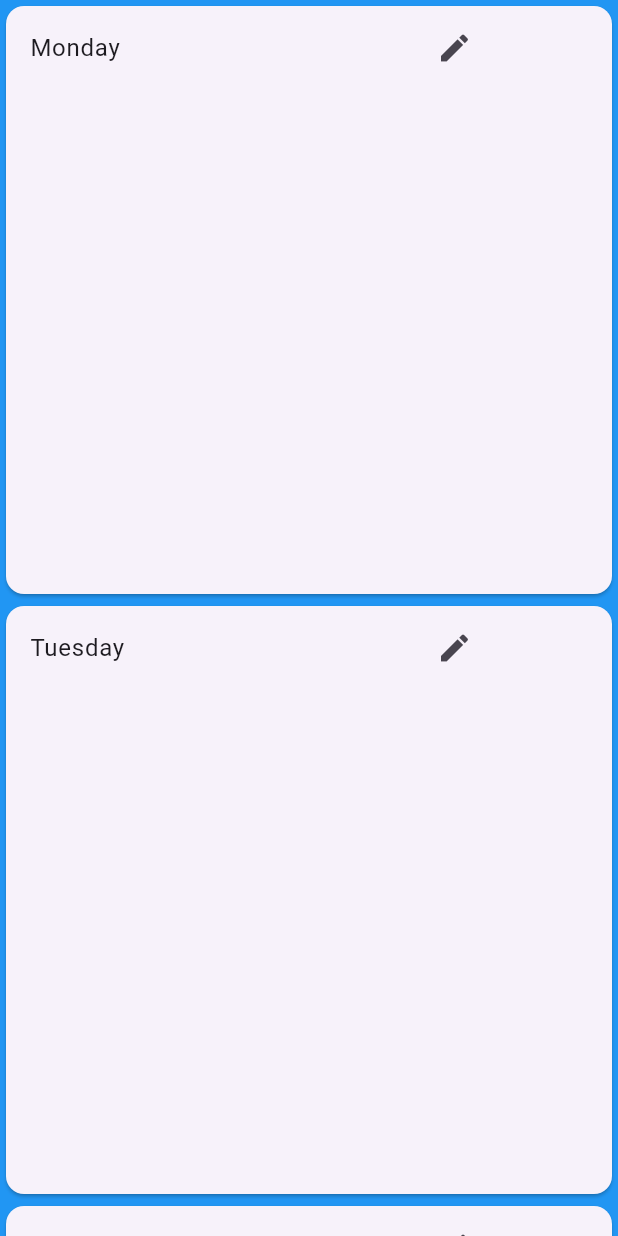
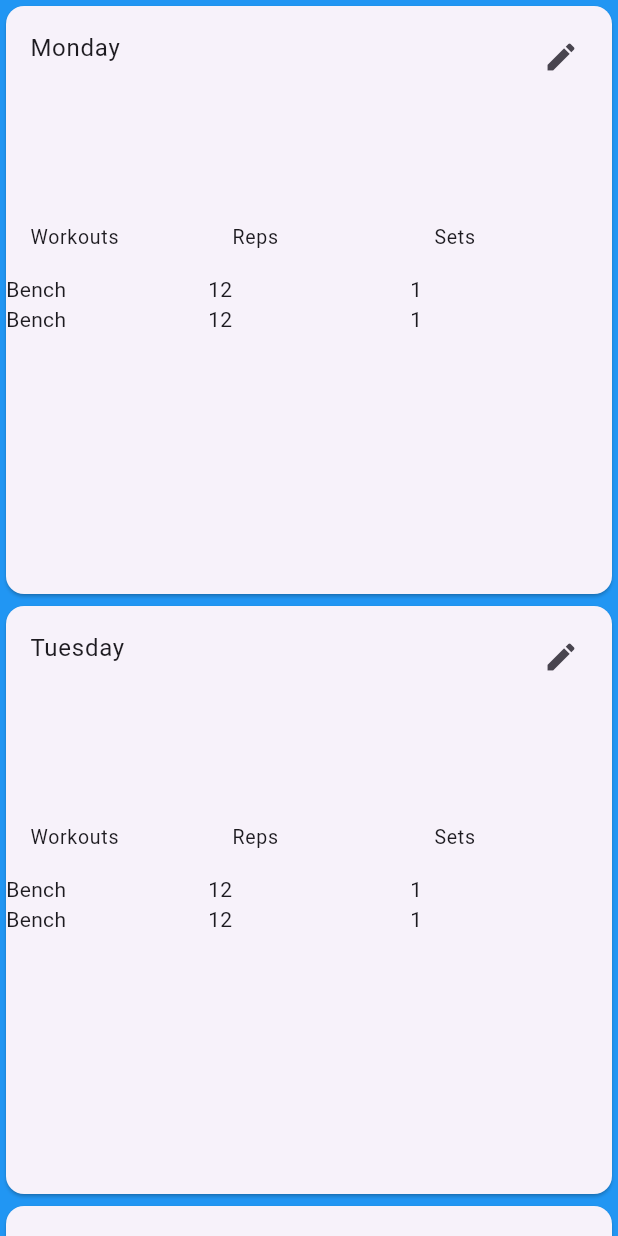
Before and after one commit to ZanderPittari/project_lifter, a Flutter app: what homePage() shows on an empty page, opened directly, on a phone screen of 412 x 824 dp. Run offline on Flutter 3.47's test engine with Material 2 defaults, Android fonts, the phone set to English and light mode, and no system bars.

Commit message:
- Added Edit button (non-functional currently) - Added data to the day cards

```diff
--- a/lib/day_card.dart
+++ b/lib/day_card.dart
@@ -1,5 +1,15 @@
 import 'package:flutter/material.dart';
-import 'main.dart';
+//import 'main.dart';
+
+class CardData {
+  String workoutName;
+  int sets;
+  int reps;
+
+  CardData(this.workoutName, this.sets, this.reps);
+}
+
+CardData monday = CardData("Bench", 1, 12);
 
 Widget dayCard(BuildContext context, List daysOfWeek, int index) {
   return Container(
@@ -10,22 +20,91 @@ Widget dayCard(BuildContext context, List daysOfWeek, int index) {
           mainAxisSize: MainAxisSize.min,
           children: [
             Expanded(
+                child: Column(
+                  children: [
+                    Expanded(
                       child: Row(
                         children: [
                           Expanded(
                             child: Container(
+                              //color: Colors.green,
                               alignment: Alignment.topLeft,
                               child: ListTile(
                                 title: Text(daysOfWeek[index]),
                               ),
+                            ),
+                          ),
+                          Expanded(
+                            child: Container(
+                              //color: Colors.blue,
+                              alignment: Alignment.topRight,
+                              padding: const EdgeInsets.all(10),
+                              child:
+                                IconButton(
+                                  onPressed: () {},
+                                  icon: const Icon(Icons.edit)
+                              ),
+                            )
+                          )
+                        ],
                       )
                     ),
                     Expanded(
-                        child: Container(
-                          alignment: Alignment.topRight,
-                          child: const ListTile(
-                            title: Icon(Icons.edit),
+                      flex: 2,
+                      child: Row (
+                        children: [
+                          Expanded(
+                              child: Column (
+                                children: [
+                                  const ListTile(
+                                    title: Text("Workouts"),
+                                    dense: true,
                                   ),
+                                  ListView.builder(
+                                      shrinkWrap: true,
+                                      itemCount: 2,
+                                      itemBuilder: (context, index) {
+                                        return Text(monday.workoutName);
+                                      }
+                                  )
+                                ],
+                              )
+                          ),
+                          Expanded(
+                            child: Column (
+                              children: [
+                                const ListTile(
+                                  title: Text("Reps"),
+                                  dense: true,
+                                ),
+                                ListView.builder(
+                                    shrinkWrap: true,
+                                    itemCount: 2,
+                                    itemBuilder: (context, index) {
+                                      return Text(monday.reps.toString());
+                                    }
+                                )
+                              ],
+                            )
+                          ),
+                          Expanded(
+                              child: Column (
+                                children: [
+                                  const ListTile(
+                                    title: Text("Sets"),
+                                    dense: true,
+                                  ),
+                                  ListView.builder(
+                                      shrinkWrap: true,
+                                      itemCount: 2,
+                                      itemBuilder: (context, index) {
+                                        return Text(monday.sets.toString());
+                                      }
+                                  )
+                                ],
+                              )
+                          ),
+                        ],
                       )
                     )
                   ],
--- a/lib/home_page.dart
+++ b/lib/home_page.dart
@@ -1,5 +1,5 @@
 import 'package:flutter/material.dart';
-import 'main.dart';
+//import 'main.dart';
 import 'day_card.dart';
 
 Widget homePage(BuildContext context) {
@@ -13,5 +13,4 @@ Widget homePage(BuildContext context) {
       itemCount: 7,
     ),
   );
-  throw UnimplementedError();
 }
--- a/lib/main.dart
+++ b/lib/main.dart
@@ -1,5 +1,5 @@
 import 'package:flutter/material.dart';
-import 'settings_page.dart';
+//import 'settings_page.dart';
 import 'home_page.dart';
 
 void main() {
--- a/lib/settings_page.dart
+++ b/lib/settings_page.dart
@@ -1 +1 @@
-import 'main.dart';
+//import 'main.dart';
```
Lines whose indentation alone changed are shown as unchanged.
